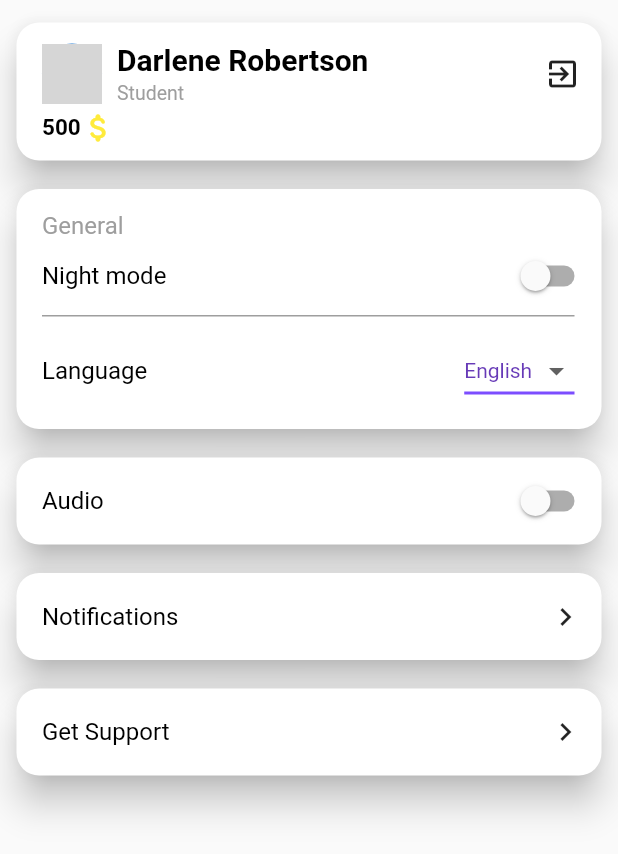
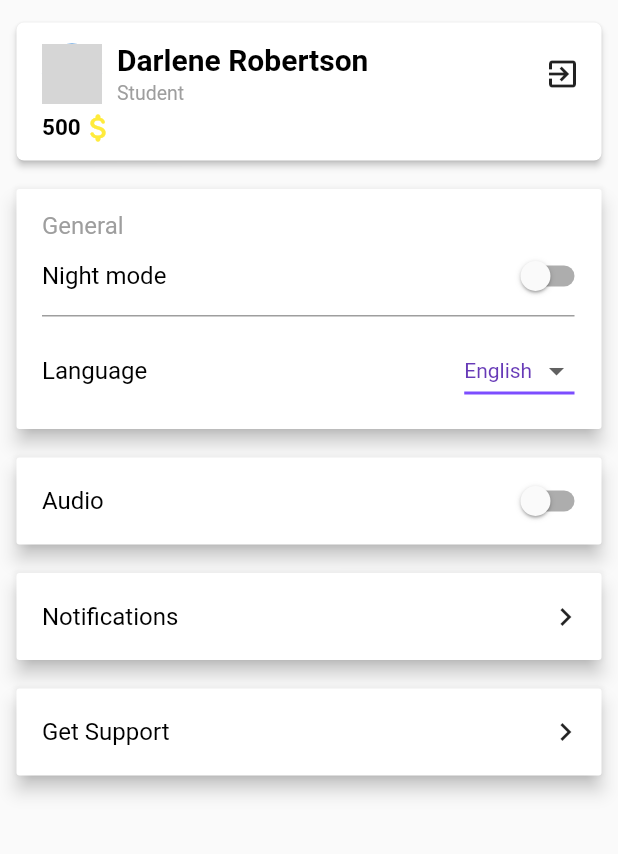
Before and after one commit to InnoSWP/ReusableLearningApp, a Flutter app: the SettingsBody screen opened directly, on a phone screen of 412 x 824 dp. Shown: the top 854 px of the screen. Run offline on Flutter 3.47's test engine with Material 2 defaults, Android fonts, the phone set to English and light mode, and no system bars; our stand-ins replace dio, flutter_secure_storage; accounts and stored records are empty; network calls fail; grey boxes are pictures that could not be loaded.

Commit message:
[FIXED]: shadows and borders

```diff
--- a/reusable_learning_app/lib/main.dart
+++ b/reusable_learning_app/lib/main.dart
@@ -31,7 +31,7 @@ class _LearningAppState extends State {
           theme: ThemeData(
             primaryColor: CustomColors.purple
           ),
-          initialRoute: authorized ? "/" : "/authorize",
+          initialRoute: !authorized ? "/" : "/authorize",
           routes: {
             "/": (context) => Home(),
             "/authorize": (context) => AuthorizationScreen(),
--- a/reusable_learning_app/lib/screens/Content/settings_body.dart
+++ b/reusable_learning_app/lib/screens/Content/settings_body.dart
@@ -52,10 +52,10 @@ class SettingsBodyState extends State<SettingsBody> {
                   const EdgeInsets.only(left: 7, right: 7, top: 11, bottom: 11),
               child: Card(
                   shape: RoundedRectangleBorder(
-                    borderRadius: BorderRadius.circular(15.0),
+                    borderRadius: BorderRadius.circular(5.0),
                   ),
                   color: Colors.white,
-                  elevation: 10,
+                  elevation: 2,
                   child: Padding(
                       padding:
                           const EdgeInsets.only(left: 17, top: 10, bottom: 10),
@@ -121,10 +121,10 @@ class SettingsBodyState extends State<SettingsBody> {
               padding: const EdgeInsets.only(left: 7, right: 7, bottom: 11),
               child: Card(
                   shape: RoundedRectangleBorder(
-                    borderRadius: BorderRadius.circular(15.0),
+                    borderRadius: BorderRadius.circular(2.0),
                   ),
                   color: Colors.white,
-                  elevation: 10,
+                  elevation: 5,
                   child: Padding(
                       padding: const EdgeInsets.only(
                           left: 17, top: 15, bottom: 15, right: 5),
@@ -198,10 +198,10 @@ class SettingsBodyState extends State<SettingsBody> {
               padding: const EdgeInsets.only(left: 7, right: 7, bottom: 11),
               child: Card(
                   shape: RoundedRectangleBorder(
-                    borderRadius: BorderRadius.circular(15.0),
+                    borderRadius: BorderRadius.circular(2.0),
                   ),
                   color: Colors.white,
-                  elevation: 10,
+                  elevation: 5,
                   child: Padding(
                     padding: const EdgeInsets.only(
                         left: 17, top: 5, bottom: 5, right: 5),
@@ -225,10 +225,10 @@ class SettingsBodyState extends State<SettingsBody> {
               padding: const EdgeInsets.only(left: 7, right: 7, bottom: 11),
               child: Card(
                   shape: RoundedRectangleBorder(
-                    borderRadius: BorderRadius.circular(15.0),
+                    borderRadius: BorderRadius.circular(2.0),
                   ),
                   color: Colors.white,
-                  elevation: 10,
+                  elevation: 5,
                   child: Padding(
                     padding: const EdgeInsets.only(left: 17, top: 5, bottom: 5),
                     child: Row(
@@ -248,10 +248,10 @@ class SettingsBodyState extends State<SettingsBody> {
               padding: const EdgeInsets.only(left: 7, right: 7, bottom: 11),
               child: Card(
                   shape: RoundedRectangleBorder(
-                    borderRadius: BorderRadius.circular(15.0),
+                    borderRadius: BorderRadius.circular(2.0),
                   ),
                   color: Colors.white,
-                  elevation: 10,
+                  elevation: 5,
                   child: Padding(
                       padding:
                           const EdgeInsets.only(left: 17, top: 5, bottom: 5),
```
